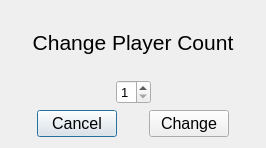
First picture: the form in UI/changeplayercountdialog.ui, repository Mohsenhatami000/GameNet-Manager, before the edit.
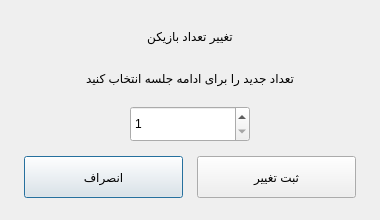
Second picture: the form after the edit.

Patch:
```diff
--- a/UI/changeplayercountdialog.ui
+++ b/UI/changeplayercountdialog.ui
@@ -2,145 +2,12 @@
 <ui version="4.0">
  <class>ChangePlayerCountDialog</class>
  <widget class="QDialog" name="ChangePlayerCountDialog">
-  <property name="geometry">
-   <rect>
-    <x>0</x>
-    <y>0</y>
-    <width>266</width>
-    <height>148</height>
-   </rect>
-  </property>
-  <property name="windowTitle">
-   <string>Dialog</string>
-  </property>
-  <layout class="QVBoxLayout" name="verticalLayout">
-   <item>
-    <widget class="QLabel" name="label_change_player_count">
-     <property name="font">
-      <font>
-       <pointsize>16</pointsize>
-      </font>
-     </property>
-     <property name="text">
-      <string>Change Player Count</string>
-     </property>
-     <property name="alignment">
-      <set>Qt::AlignmentFlag::AlignCenter</set>
-     </property>
-    </widget>
-   </item>
-   <item>
-    <layout class="QHBoxLayout" name="horizontalLayout">
-     <item>
-      <spacer name="horizontalSpacer">
-       <property name="orientation">
-        <enum>Qt::Orientation::Horizontal</enum>
-       </property>
-       <property name="sizeHint" stdset="0">
-        <size>
-         <width>40</width>
-         <height>20</height>
-        </size>
-       </property>
-      </spacer>
-     </item>
-     <item>
-      <widget class="QSpinBox" name="spinBox_player_count">
-       <property name="font">
-        <font>
-         <pointsize>10</pointsize>
-        </font>
-       </property>
-       <property name="minimum">
-        <number>1</number>
-       </property>
-       <property name="maximum">
-        <number>4</number>
-       </property>
-      </widget>
-     </item>
-     <item>
-      <spacer name="horizontalSpacer_2">
-       <property name="orientation">
-        <enum>Qt::Orientation::Horizontal</enum>
-       </property>
-       <property name="sizeHint" stdset="0">
-        <size>
-         <width>40</width>
-         <height>20</height>
-        </size>
-       </property>
-      </spacer>
-     </item>
-    </layout>
-   </item>
-   <item>
-    <layout class="QHBoxLayout" name="horizontalLayout_2">
-     <item>
-      <spacer name="horizontalSpacer_3">
-       <property name="orientation">
-        <enum>Qt::Orientation::Horizontal</enum>
-       </property>
-       <property name="sizeHint" stdset="0">
-        <size>
-         <width>40</width>
-         <height>20</height>
-        </size>
-       </property>
-      </spacer>
-     </item>
-     <item>
-      <widget class="QPushButton" name="pushButton_cancel">
-       <property name="font">
-        <font>
-         <pointsize>12</pointsize>
-        </font>
-       </property>
-       <property name="text">
-        <string>Cancel</string>
-       </property>
-      </widget>
-     </item>
-     <item>
-      <spacer name="horizontalSpacer_5">
-       <property name="orientation">
-        <enum>Qt::Orientation::Horizontal</enum>
-       </property>
-       <property name="sizeHint" stdset="0">
-        <size>
-         <width>40</width>
-         <height>20</height>
-        </size>
-       </property>
-      </spacer>
-     </item>
-     <item>
-      <widget class="QPushButton" name="pushButton_change">
-       <property name="font">
-        <font>
-         <pointsize>12</pointsize>
-        </font>
-       </property>
-       <property name="text">
-        <string>Change</string>
-       </property>
-      </widget>
-     </item>
-     <item>
-      <spacer name="horizontalSpacer_4">
-       <property name="orientation">
-        <enum>Qt::Orientation::Horizontal</enum>
-       </property>
-       <property name="sizeHint" stdset="0">
-        <size>
-         <width>40</width>
-         <height>20</height>
-        </size>
-       </property>
-      </spacer>
-     </item>
-    </layout>
-   </item>
+  <property name="geometry"><rect><x>0</x><y>0</y><width>380</width><height>220</height></rect></property><property name="minimumSize"><size><width>350</width><height>200</height></size></property><property name="windowTitle"><string>تغییر تعداد بازیکن</string></property><property name="modal"><bool>true</bool></property>
+  <layout class="QVBoxLayout" name="verticalLayout"><property name="leftMargin"><number>24</number></property><property name="topMargin"><number>22</number></property><property name="rightMargin"><number>24</number></property><property name="bottomMargin"><number>22</number></property><property name="spacing"><number>14</number></property>
+   <item><widget class="QLabel" name="label_change_player_count"><property name="text"><string>تغییر تعداد بازیکن</string></property><property name="alignment"><set>Qt::AlignmentFlag::AlignCenter</set></property></widget></item>
+   <item><widget class="QLabel" name="changePlayerHint"><property name="text"><string>تعداد جدید را برای ادامه جلسه انتخاب کنید</string></property><property name="alignment"><set>Qt::AlignmentFlag::AlignCenter</set></property></widget></item>
+   <item><layout class="QHBoxLayout" name="playerInput"><item><spacer name="inputLeft"><property name="orientation"><enum>Qt::Orientation::Horizontal</enum></property><property name="sizeHint" stdset="0"><size><width>40</width><height>20</height></size></property></spacer></item><item><widget class="QSpinBox" name="spinBox_player_count"><property name="minimumSize"><size><width>120</width><height>36</height></size></property><property name="minimum"><number>1</number></property><property name="maximum"><number>4</number></property></widget></item><item><spacer name="inputRight"><property name="orientation"><enum>Qt::Orientation::Horizontal</enum></property><property name="sizeHint" stdset="0"><size><width>40</width><height>20</height></size></property></spacer></item></layout></item>
+   <item><layout class="QHBoxLayout" name="changeActions"><item><widget class="QPushButton" name="pushButton_cancel"><property name="minimumSize"><size><width>0</width><height>42</height></size></property><property name="text"><string>انصراف</string></property></widget></item><item><widget class="QPushButton" name="pushButton_change"><property name="minimumSize"><size><width>0</width><height>42</height></size></property><property name="text"><string>ثبت تغییر</string></property></widget></item></layout></item>
   </layout>
  </widget>
  <resources/>
```
Left out of the diff: 4 changed lines with no effect on the pictures.
